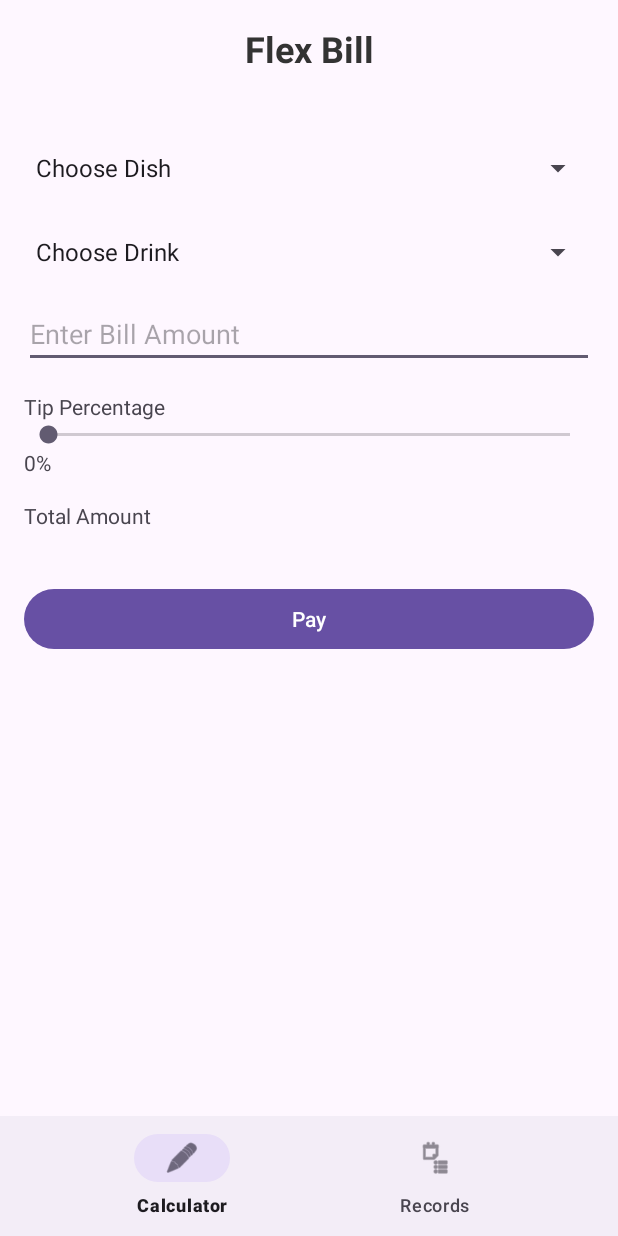
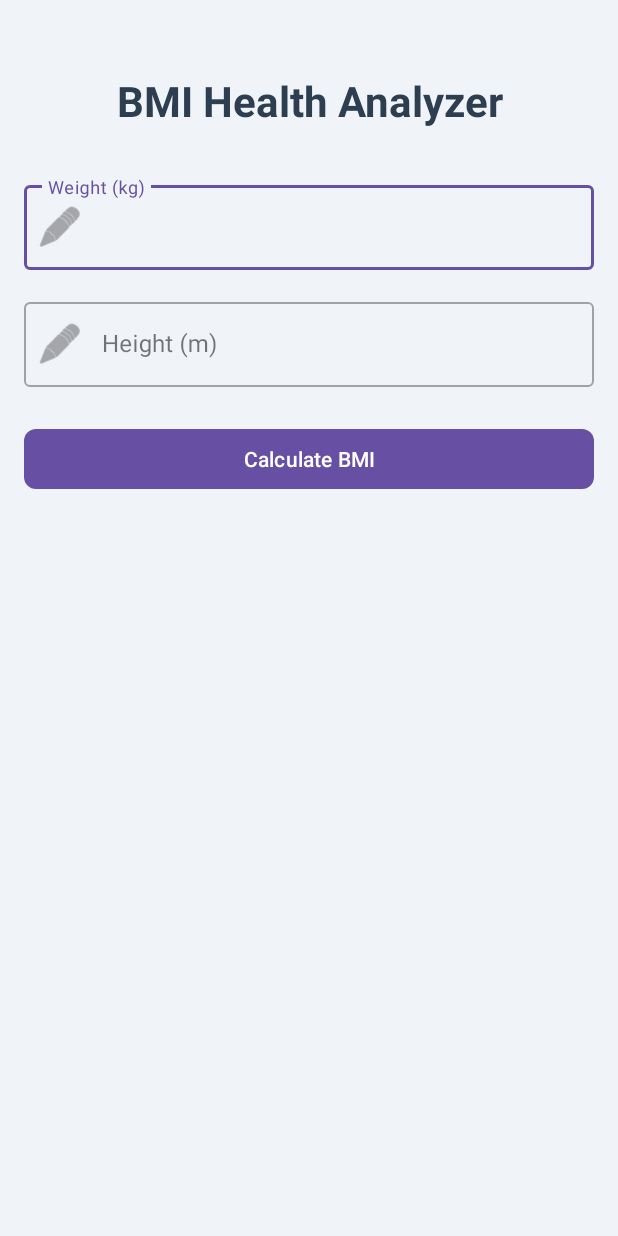
Before and after one commit to kadosh-3rd/android-studio-projects, an Android app: the screen it shows after launch (MainActivity), on a phone screen of 412 x 824 dp. Run offline under Robolectric (Android 15) with nearby library versions, the phone set to English and light mode, and no system bars.

Commit message:
"My BMI"; updated project name, README, and Gradle configurations. Removed obsolete files and implemented new UI for BMI calculation features.

```diff
--- a/app/build.gradle.kts
+++ b/app/build.gradle.kts
@@ -4,11 +4,11 @@ plugins {
 }
 
 android {
-    namespace = "com.example.flexbill"
+    namespace = "com.example.mybmi"
     compileSdk = 35
 
     defaultConfig {
-        applicationId = "com.example.flexbill"
+        applicationId = "com.example.mybmi"
         minSdk = 24
         targetSdk = 34
         versionCode = 1
--- a/app/src/main/AndroidManifest.xml
+++ b/app/src/main/AndroidManifest.xml
@@ -10,7 +10,7 @@
         android:label="@string/app_name"
         android:roundIcon="@mipmap/ic_launcher_round"
         android:supportsRtl="true"
-        android:theme="@style/Theme.FlexBill"
+        android:theme="@style/Theme.MyBMI"
         tools:targetApi="31">
         <activity
             android:name=".MainActivity"
--- a/app/src/main/java/com/example/flexbill/BillCalculatorFragment.kt
+++ /dev/null
@@ -1,81 +0,0 @@
-package com.example.flexbill
-
-import android.annotation.SuppressLint
-import android.os.Bundle
-import android.view.LayoutInflater
-import android.view.View
-import android.view.ViewGroup
-import android.widget.*
-import androidx.fragment.app.Fragment
-import java.text.NumberFormat
-import java.util.*
-
-class BillCalculatorFragment : Fragment() {
-    private val dishItems = listOf("Choose Dish","Beef & Rice","Chicken & Rice", "Fish & Rice", "Potatoes & Meatballs")
-    private val drinkItems = listOf("Choose Drink","Water", "Soda", "Juice", "Tea", "Coffee", "Milk", "Beer")
-
-    override fun onCreateView(
-        inflater: LayoutInflater, container: ViewGroup?,
-savedInstanceState: Bundle?
-): View? {
-    val view = inflater.inflate(R.layout.fragment_bill_calculator, container, false)
-
-    val billAmountEditText = view.findViewById<EditText>(R.id.billAmountEditText)
-        val dishDropdownMenu = view.findViewById<Spinner>(R.id.dishDropdownMenu)
-        val drinkDropdownMenu = view.findViewById<Spinner>(R.id.drinkDropdownMenu)
-    val tipSeekBar = view.findViewById<SeekBar>(R.id.tipSeekBar)
-    val tipPercentageText = view.findViewById<TextView>(R.id.tipPercentageText)
-    val totalAmountText = view.findViewById<TextView>(R.id.totalAmountText)
-    val payButton = view.findViewById<Button>(R.id.payButton)
-
-        val dishAdapter = ArrayAdapter(requireContext(), android.R.layout.simple_spinner_item, dishItems)
-        dishAdapter.setDropDownViewResource(android.R.layout.simple_spinner_dropdown_item)
-        dishDropdownMenu.adapter = dishAdapter
-
-        val drinkAdapter = ArrayAdapter(requireContext(), android.R.layout.simple_spinner_item, drinkItems)
-        drinkAdapter.setDropDownViewResource(android.R.layout.simple_spinner_dropdown_item)
-        drinkDropdownMenu.adapter = drinkAdapter
-
-    tipSeekBar.setOnSeekBarChangeListener(object : SeekBar.OnSeekBarChangeListener {
-        @SuppressLint("SetTextI18n")
-        override fun onProgressChanged(seekBar: SeekBar?, progress: Int, fromUser: Boolean) {
-            tipPercentageText.text = "$progress%"
-            calculateTotal(billAmountEditText, progress, totalAmountText)
-        }
-
-        override fun onStartTrackingTouch(seekBar: SeekBar?) {}
-        override fun onStopTrackingTouch(seekBar: SeekBar?) {}
-    })
-
-    payButton.setOnClickListener {
-        val billAmount = billAmountEditText.text.toString().toDoubleOrNull()
-val tipPercentage = tipSeekBar.progress
-
-if (billAmount != null && billAmount > 0) {
-    val total = billAmount + (billAmount * tipPercentage / 100)
-    (activity as? MainActivity)?.paidBills?.add(NumberFormat.getCurrencyInstance(Locale.getDefault()).format(total))
-    Toast.makeText(context, "Payment Successful!", Toast.LENGTH_SHORT).show()
-    billAmountEditText.text.clear()
-    totalAmountText.text = ""
-} else {
-    Toast.makeText(context, "Enter a valid bill amount", Toast.LENGTH_SHORT).show()
-}
-}
-
-return view
-}
-
-private fun calculateTotal(
-    billAmountEditText: EditText,
-    tipPercentage: Int,
-    totalAmountText: TextView
-) {
-    val billAmount = billAmountEditText.text.toString().toDoubleOrNull()
-    if (billAmount != null && billAmount > 0) {
-        val total = billAmount + (billAmount * tipPercentage / 100)
-        totalAmountText.text = NumberFormat.getCurrencyInstance(Locale.getDefault()).format(total)
-    } else {
-        totalAmountText.text = ""
-    }
-}
-}
--- a/app/src/main/java/com/example/flexbill/MainActivity.kt
+++ /dev/null
@@ -1,42 +0,0 @@
-package com.example.flexbill
-
-import android.os.Bundle
-import android.widget.*
-import androidx.appcompat.app.AppCompatActivity
-import androidx.recyclerview.widget.LinearLayoutManager
-import androidx.recyclerview.widget.RecyclerView
-import com.google.android.material.bottomnavigation.BottomNavigationView
-import java.text.NumberFormat
-import java.util.*
-
-class MainActivity : AppCompatActivity() {
-
-    val paidBills = mutableListOf<String>() // List to store records of paid bills
-
-    override fun onCreate(savedInstanceState: Bundle?) {
-        super.onCreate(savedInstanceState)
-        setContentView(R.layout.activity_main)
-
-        // Set default fragment to Bill Calculator
-        supportFragmentManager.beginTransaction()
-            .replace(R.id.fragmentContainer, BillCalculatorFragment())
-            .commit()
-
-        val bottomNavigationView = findViewById<BottomNavigationView>(R.id.bottomNavigation)
-        bottomNavigationView.setOnItemSelectedListener { item ->
-            when (item.itemId) {
-                R.id.nav_calculator -> {
-                    supportFragmentManager.beginTransaction()
-                        .replace(R.id.fragmentContainer, BillCalculatorFragment())
-                        .commit()
-                }
-                R.id.nav_records -> {
-                    supportFragmentManager.beginTransaction()
-                        .replace(R.id.fragmentContainer, RecordsFragment(paidBills))
-                        .commit()
-                }
-            }
-            true
-        }
-    }
-}
--- a/app/src/main/res/layout/activity_main.xml
+++ b/app/src/main/res/layout/activity_main.xml
@@ -1,36 +1,129 @@
 <?xml version="1.0" encoding="utf-8"?>
-<RelativeLayout xmlns:android="http://schemas.android.com/apk/res/android"
+<androidx.constraintlayout.widget.ConstraintLayout
+    xmlns:android="http://schemas.android.com/apk/res/android"
     xmlns:app="http://schemas.android.com/apk/res-auto"
     android:layout_width="match_parent"
-    android:layout_height="match_parent">
+    android:layout_height="match_parent"
+    android:background="#F0F4F8"
+    android:padding="16dp">
+
+    <!-- App Title -->
+    <TextView
+        android:id="@+id/titleTextView"
+        android:layout_width="0dp"
+        android:layout_height="wrap_content"
+        android:text="@string/app_title"
+        android:textColor="#2C3E50"
+        android:textSize="28sp"
+        android:textStyle="bold"
+        android:textAlignment="center"
+        android:layout_marginTop="32dp"
+        app:layout_constraintTop_toTopOf="parent"
+        app:layout_constraintStart_toStartOf="parent"
+        app:layout_constraintEnd_toEndOf="parent"/>
+
+    <!-- Weight Input -->
+    <com.google.android.material.textfield.TextInputLayout
+        android:id="@+id/weightInputLayout"
+        style="@style/Widget.MaterialComponents.TextInputLayout.OutlinedBox"
+        android:layout_width="0dp"
+        android:layout_height="wrap_content"
+        android:layout_marginTop="32dp"
+        app:layout_constraintTop_toBottomOf="@id/titleTextView"
+        app:layout_constraintStart_toStartOf="parent"
+        app:layout_constraintEnd_toEndOf="parent"
+        app:startIconDrawable="@android:drawable/ic_menu_edit">
+
+        <com.google.android.material.textfield.TextInputEditText
+            android:id="@+id/weightEditText"
+            android:layout_width="match_parent"
+            android:layout_height="wrap_content"
+            android:hint="@string/weight_input_text"
+            android:inputType="numberDecimal"
+            android:textColor="#2C3E50"/>
+    </com.google.android.material.textfield.TextInputLayout>
+
+    <!-- Height Input -->
+    <com.google.android.material.textfield.TextInputLayout
+        android:id="@+id/heightInputLayout"
+        style="@style/Widget.MaterialComponents.TextInputLayout.OutlinedBox"
+        android:layout_width="0dp"
+        android:layout_height="wrap_content"
+        android:layout_marginTop="16dp"
+        app:layout_constraintTop_toBottomOf="@id/weightInputLayout"
+        app:layout_constraintStart_toStartOf="parent"
+        app:layout_constraintEnd_toEndOf="parent"
+        app:startIconDrawable="@android:drawable/ic_menu_edit">
+
+        <com.google.android.material.textfield.TextInputEditText
+            android:id="@+id/heightEditText"
+            android:layout_width="match_parent"
+            android:layout_height="wrap_content"
+            android:hint="@string/height_input_text"
+            android:inputType="numberDecimal"
+            android:textColor="#2C3E50"/>
+    </com.google.android.material.textfield.TextInputLayout>
+
+    <!-- Calculate Button -->
+    <com.google.android.material.button.MaterialButton
+        android:id="@+id/calculateButton"
+        android:layout_width="0dp"
+        android:layout_height="wrap_content"
+        android:text="@string/calculate_bmi_btn_text"
+        android:layout_marginTop="24dp"
+        app:cornerRadius="8dp"
+        app:layout_constraintTop_toBottomOf="@id/heightInputLayout"
+        app:layout_constraintStart_toStartOf="parent"
+        app:layout_constraintEnd_toEndOf="parent"/>
+
+    <!-- Results Card -->
+    <androidx.cardview.widget.CardView
+        android:id="@+id/resultsCardView"
+        android:layout_width="0dp"
+        android:layout_height="wrap_content"
+        android:layout_marginTop="24dp"
+        app:cardCornerRadius="12dp"
+        app:cardElevation="4dp"
+        app:layout_constraintTop_toBottomOf="@id/calculateButton"
+        app:layout_constraintStart_toStartOf="parent"
+        app:layout_constraintEnd_toEndOf="parent">
 
         <LinearLayout
             android:layout_width="match_parent"
             android:layout_height="wrap_content"
             android:orientation="vertical"
-        android:padding="16dp"
-        android:gravity="center">
+            android:padding="16dp">
+
+            <!-- BMI Result -->
             <TextView
+                android:id="@+id/resultTextView"
                 android:layout_width="match_parent"
                 android:layout_height="wrap_content"
-            android:text="@string/flex_bill"
-            android:textSize="24sp"
+                android:textSize="22sp"
                 android:textStyle="bold"
                 android:textAlignment="center"
-            android:layout_marginBottom="24dp"
-            android:textColor="#333333"/>
-    </LinearLayout>
+                android:textColor="#2C3E50"/>
 
-    <FrameLayout
-        android:id="@+id/fragmentContainer"
-        android:layout_width="match_parent"
-        android:layout_height="match_parent"
-        android:layout_above="@id/bottomNavigation" />
-
-    <com.google.android.material.bottomnavigation.BottomNavigationView
-        android:id="@+id/bottomNavigation"
+            <!-- BMI Category -->
+            <TextView
+                android:id="@+id/categoryTextView"
                 android:layout_width="match_parent"
                 android:layout_height="wrap_content"
-        android:layout_alignParentBottom="true"
-        app:menu="@menu/bottom_navigation_menu" />
-</RelativeLayout>
+                android:layout_marginTop="8dp"
+                android:textSize="18sp"
+                android:textAlignment="center"
+                android:textColor="#34495E"/>
+
+            <!-- Medical Advice -->
+            <TextView
+                android:id="@+id/adviceTextView"
+                android:layout_width="match_parent"
+                android:layout_height="wrap_content"
+                android:layout_marginTop="12dp"
+                android:textSize="16sp"
+                android:textAlignment="center"
+                android:textColor="#7F8C8D"
+                android:textStyle="italic"/>
+        </LinearLayout>
+    </androidx.cardview.widget.CardView>
+</androidx.constraintlayout.widget.ConstraintLayout>
--- a/app/src/main/res/layout/fragment_bill_calculator.xml
+++ /dev/null
@@ -1,75 +0,0 @@
-<?xml version="1.0" encoding="utf-8"?>
-<ScrollView xmlns:android="http://schemas.android.com/apk/res/android"
-    android:layout_width="match_parent"
-    android:layout_height="match_parent">
-
-    <LinearLayout
-        android:layout_width="match_parent"
-        android:layout_height="wrap_content"
-        android:orientation="vertical"
-        android:padding="16dp"
-        android:layout_marginTop="72dp">
-
-        <Spinner
-            android:id="@+id/dishDropdownMenu"
-            android:layout_width="match_parent"
-            android:layout_height="wrap_content"
-            android:minHeight="48dp"
-            android:spinnerMode="dropdown"
-            android:layout_marginBottom="8dp"/>
-
-        <Spinner
-            android:id="@+id/drinkDropdownMenu"
-            android:layout_width="match_parent"
-            android:layout_height="wrap_content"
-            android:minHeight="48dp"
-            android:spinnerMode="dropdown"
-            android:layout_marginBottom="8dp"/>
-
-        <EditText
-            android:id="@+id/billAmountEditText"
-            android:layout_width="match_parent"
-            android:layout_height="wrap_content"
-            android:autofillHints=""
-            android:hint="@string/enter_bill_amount"
-            android:inputType="numberDecimal" />
-
-        <TextView
-            android:layout_width="wrap_content"
-            android:layout_height="wrap_content"
-            android:text="@string/tip_percentage"
-            android:layout_marginTop="16dp" />
-
-        <SeekBar
-            android:id="@+id/tipSeekBar"
-            android:layout_width="match_parent"
-            android:layout_height="wrap_content"
-            android:max="100" />
-
-        <TextView
-            android:id="@+id/tipPercentageText"
-            android:layout_width="wrap_content"
-            android:layout_height="wrap_content"
-            android:text="@string/_0" />
-
-        <TextView
-            android:layout_width="wrap_content"
-            android:layout_height="wrap_content"
-            android:text="@string/total_amount"
-            android:layout_marginTop="16dp" />
-
-        <TextView
-            android:id="@+id/totalAmountText"
-            android:layout_width="wrap_content"
-            android:layout_height="wrap_content"
-            android:text="" />
-
-        <Button
-            android:id="@+id/payButton"
-            android:layout_width="match_parent"
-            android:layout_height="wrap_content"
-            android:layout_marginTop="16dp"
-            android:text="@string/pay" />
-
-    </LinearLayout>
-</ScrollView>
--- a/app/src/main/res/menu/bottom_navigation_menu.xml
+++ /dev/null
@@ -1,11 +0,0 @@
-<?xml version="1.0" encoding="utf-8"?>
-<menu xmlns:android="http://schemas.android.com/apk/res/android">
-    <item
-        android:id="@+id/nav_calculator"
-        android:icon="@android:drawable/ic_menu_edit"
-        android:title="Calculator" />
-    <item
-        android:id="@+id/nav_records"
-        android:icon="@android:drawable/ic_menu_agenda"
-        android:title="Records" />
-</menu>
--- a/app/src/main/res/values-night/themes.xml
+++ b/app/src/main/res/values-night/themes.xml
@@ -1,6 +1,6 @@
 <resources xmlns:tools="http://schemas.android.com/tools">
     <!-- Base application theme. -->
-    <style name="Base.Theme.FlexBill" parent="Theme.Material3.DayNight.NoActionBar">
+    <style name="Base.Theme.MyBMI" parent="Theme.Material3.DayNight.NoActionBar">
         <!-- Customize your dark theme here. -->
         <!-- <item name="colorPrimary">@color/my_dark_primary</item> -->
     </style>
--- a/app/src/main/res/values/strings.xml
+++ b/app/src/main/res/values/strings.xml
@@ -1,9 +1,7 @@
 <resources>
-    <string name="app_name">Flex Bill</string>
-    <string name="flex_bill">Flex Bill</string>
-    <string name="enter_bill_amount">Enter Bill Amount</string>
-    <string name="tip_percentage">Tip Percentage</string>
-    <string name="_0">0%</string>
-    <string name="total_amount">Total Amount</string>
-    <string name="pay">Pay</string>
+    <string name="app_name">My BMI</string>
+    <string name="app_title">BMI Health Analyzer</string>
+    <string name="weight_input_text">Weight (kg)</string>
+    <string name="height_input_text">Height (m)</string>
+    <string name="calculate_bmi_btn_text">Calculate BMI</string>
 </resources>
--- a/app/src/main/res/values/themes.xml
+++ b/app/src/main/res/values/themes.xml
@@ -1,9 +1,9 @@
 <resources xmlns:tools="http://schemas.android.com/tools">
     <!-- Base application theme. -->
-    <style name="Base.Theme.FlexBill" parent="Theme.Material3.DayNight.NoActionBar">
+    <style name="Base.Theme.MyBMI" parent="Theme.Material3.DayNight.NoActionBar">
         <!-- Customize your light theme here. -->
         <!-- <item name="colorPrimary">@color/my_light_primary</item> -->
     </style>
 
-    <style name="Theme.FlexBill" parent="Base.Theme.FlexBill" />
+    <style name="Theme.MyBMI" parent="Base.Theme.MyBMI" />
 </resources>
--- a/settings.gradle.kts
+++ b/settings.gradle.kts
@@ -19,5 +19,5 @@ dependencyResolutionManagement {
     }
 }
 
-rootProject.name = "Flex Bill"
+rootProject.name = "My BMI"
 include(":app")
```
Also changed, not shown: app/src/main/java/com/example/flexbill/RecordsFragment.kt (deleted, +0 -25 lines), app/src/main/java/com/example/mybmi/MainActivity.kt (added, +197 -0 lines), app/src/main/res/layout/fragment_records.xml (deleted, +0 -13 lines), build.gradle.kts (line endings or trailing spaces), gradle/wrapper/gradle-wrapper.properties, 6 other files. Lines whose indentation alone changed are shown as unchanged.
